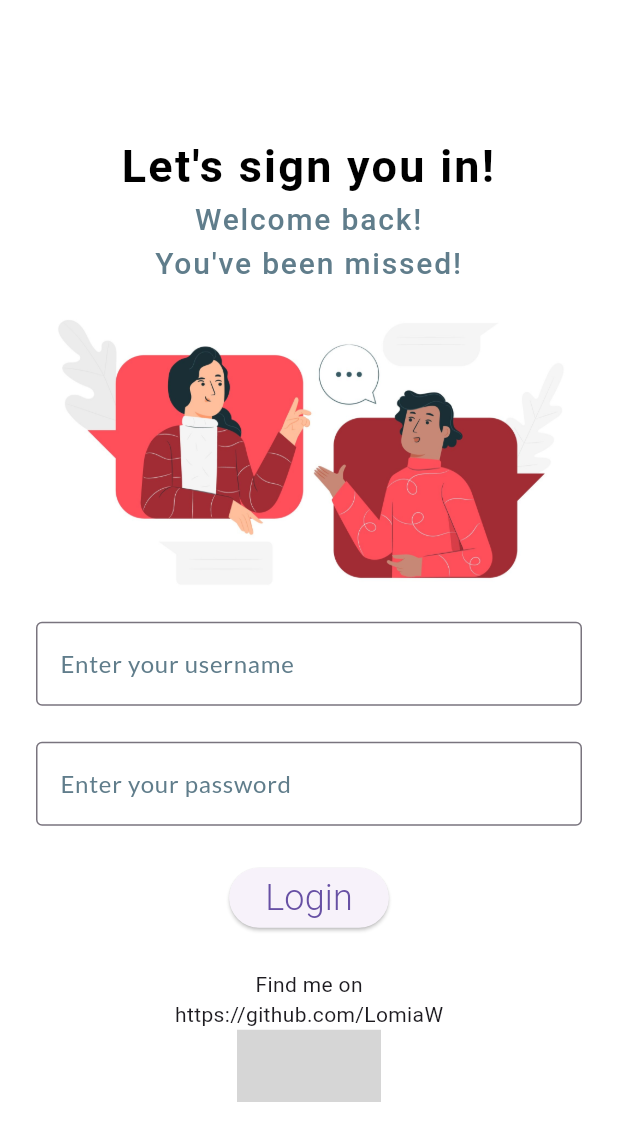
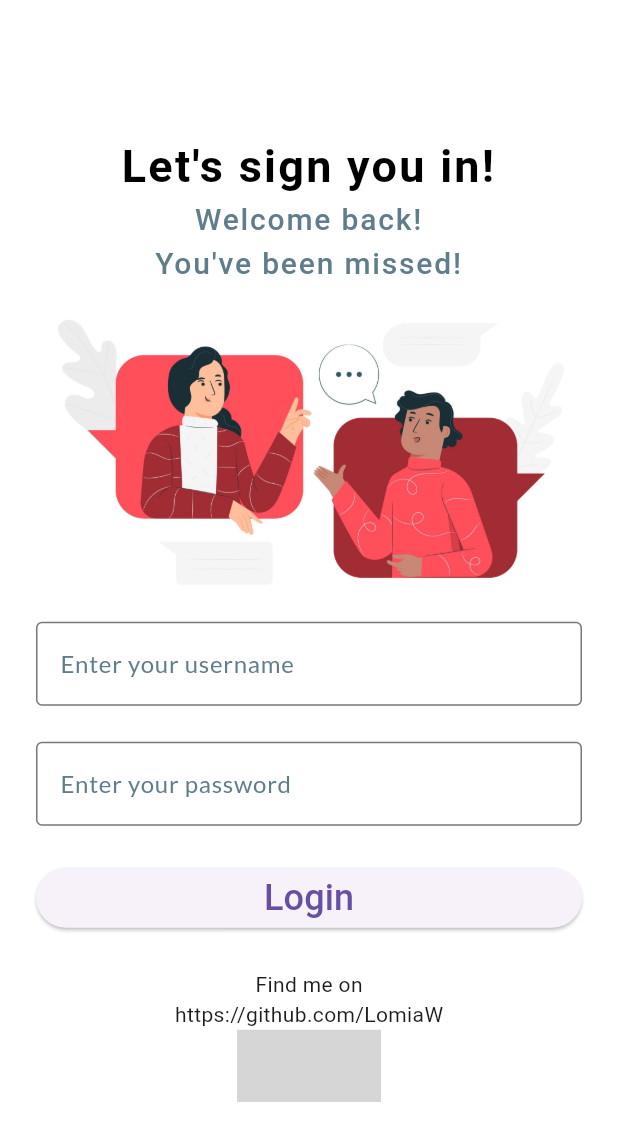
Before and after one commit to LomiaW/my_chat_app, a Flutter app: the screen it shows after launch, on a phone screen of 412 x 824 dp. Shown: the top 1141 px of the screen. Run offline on Flutter 3.47's test engine with Material 3 defaults, Android fonts, the phone set to English and light mode, and no system bars; our stand-ins replace google_fonts, shared_preferences; missing offline and left inert: social_media_buttons; grey boxes are pictures that could not be loaded.

Commit message:
updated responsive UI design

```diff
--- a/lib/login_page.dart
+++ b/lib/login_page.dart
@@ -1,6 +1,8 @@
 import 'package:flutter/material.dart';
+import 'package:my_chat_app/services/auth_service.dart';
 import 'package:my_chat_app/utils/spaces.dart';
 import 'package:my_chat_app/widgets/login_text_field.dart';
+import 'package:provider/provider.dart';
 import 'package:url_launcher/url_launcher.dart';
 import 'package:social_media_buttons/social_media_buttons.dart';
 
@@ -13,26 +15,20 @@ class LoginPage extends StatelessWidget {
 
   LoginPage({super.key});
 
-  void loginUser(context) {
+  Future<void> loginUser(BuildContext context) async {
     if (_formKey.currentState != null && _formKey.currentState!.validate()) {
+      context.read<AuthService>().loginUser(usernameController.text);
+
       // Navigate to ChatPage on successful login
       Navigator.pushReplacementNamed(context, '/chat',
-        arguments: usernameController.text
-      );
+          arguments: usernameController.text);
     } else {
       throw Exception("Login failed!");
     }
   }
 
-  @override
-  Widget build(BuildContext context) {
-    return Scaffold(
-      backgroundColor: Colors.white,
-      body: Padding(
-        padding: const EdgeInsets.all(24.0),
-        child: Column(
-          mainAxisAlignment: MainAxisAlignment.center,
-          crossAxisAlignment: CrossAxisAlignment.center,
+  Widget _buildHeader(context) {
+    return Column(
       children: [
         const Text('Let\'s sign you in!',
             textAlign: TextAlign.center,
@@ -40,9 +36,7 @@ class LoginPage extends StatelessWidget {
                 fontSize: 30,
                 color: Colors.black,
                 fontWeight: FontWeight.bold,
-                letterSpacing: 1.5
-              )
-            ),
+                letterSpacing: 1.5)),
         const Text(
           'Welcome back!\nYou\'ve been missed!',
           textAlign: TextAlign.center,
@@ -50,8 +44,7 @@ class LoginPage extends StatelessWidget {
               fontSize: 20,
               color: Colors.blueGrey,
               fontWeight: FontWeight.w500,
-                letterSpacing: 1.2
-              ),
+              letterSpacing: 1.2),
         ),
         verticalSpacing(12),
         Container(
@@ -65,6 +58,15 @@ class LoginPage extends StatelessWidget {
           ),
         ),
         verticalSpacing(12),
+      ],
+    );
+  }
+
+  Widget _buildForm(context) {
+    return Column(
+      mainAxisAlignment: MainAxisAlignment.center,
+      crossAxisAlignment: CrossAxisAlignment.stretch,
+      children: [
         Form(
           key: _formKey,
           child: Column(
@@ -92,17 +94,22 @@ class LoginPage extends StatelessWidget {
         ),
         verticalSpacing(24),
         ElevatedButton(
-              onPressed: () {
+          onPressed: () async {
             loginUser(context);
           },
           child: const Text('Login',
               style: TextStyle(
                 fontSize: 24,
-                  fontWeight: FontWeight.w300,
-                )
+                fontWeight: FontWeight.w500,
+              )),
         ),
+      ],
+    );
+  }
 
-            ),
+  Widget _buildFooter() {
+    return Column(
+      children: [
         verticalSpacing(24),
         GestureDetector(
           onTap: () async {
@@ -123,9 +130,48 @@ class LoginPage extends StatelessWidget {
             SocialMediaButton.github(url: _mainUrl),
             SocialMediaButton.linkedin(url: _linkedinUrl),
           ],
-            )
+        ),
+      ],
+    );
+  }
+
+  @override
+  Widget build(BuildContext context) {
+    return Scaffold(
+      backgroundColor: Colors.white,
+      body: Padding(
+        padding: const EdgeInsets.all(24.0),
+        child: LayoutBuilder(builder: (context, BoxConstraints constraints) {
+          if (constraints.maxWidth > 1000) {
+            // Render web layout
+            return Row(
+              children: [
+                const Spacer(flex: 1,),
+                Expanded(
+                  child: Column(
+                    mainAxisAlignment: MainAxisAlignment.center,
+                    children: [
+                      _buildHeader(context),
+                      _buildFooter(),
                     ],
                   ),
+                ),
+                const Spacer(flex: 1,),
+                Expanded(child: _buildForm(context)),
+                const Spacer(flex: 1,),
+              ],
+            );
+          }
+          return Column(
+            mainAxisAlignment: MainAxisAlignment.center,
+            crossAxisAlignment: CrossAxisAlignment.center,
+            children: [
+              _buildHeader(context),
+              _buildForm(context),
+              _buildFooter(),
+            ],
+          );
+        }),
       ),
     );
   }
--- a/lib/main.dart
+++ b/lib/main.dart
@@ -1,11 +1,18 @@
 import 'package:flutter/material.dart';
+import 'package:my_chat_app/services/auth_service.dart';
 import 'package:my_chat_app/utils/brand_color.dart';
+import 'package:provider/provider.dart';
 import 'chat_page.dart';
 import 'login_page.dart';
 
 
-void main() {
-  runApp(const MyApp());
+void main() async {
+  WidgetsFlutterBinding.ensureInitialized();
+  await AuthService.init();
+  runApp(ChangeNotifierProvider(
+    create: (BuildContext context) => AuthService(),
+    child: const MyApp(),
+  ));
 }
 
 class MyApp extends StatelessWidget {
@@ -22,7 +29,19 @@ class MyApp extends StatelessWidget {
           foregroundColor: Colors.black,
         )
       ),
-      home: LoginPage(),
+      home: FutureBuilder<bool>(
+        future: context.read<AuthService>().isLoggedIn(),
+        builder: (context, AsyncSnapshot<bool> snapshot) {
+          if (snapshot.connectionState == ConnectionState.done) {
+            if (snapshot.hasData && snapshot.data!) {
+              return ChatPage();
+            } else {
+              return LoginPage();
+            }
+          }
+          return const CircularProgressIndicator();
+        },
+      ),
       routes: {
         '/chat': (context) => ChatPage(),
       },
--- a/pubspec.yaml
+++ b/pubspec.yaml
@@ -41,6 +41,8 @@ dependencies:
   json_annotation: ^4.8.0
   envied: ^0.5.3
   http: any
+  provider: ^6.1.1
+  shared_preferences: ^2.2.2
 
 dev_dependencies:
   flutter_test:
```
Also changed, not shown: lib/chat_page.dart (+14 -9 lines), lib/services/auth_service.dart (added, +36 -0 lines), lib/widgets/chat_bubble.dart (+14 -15 lines), lib/widgets/chat_input.dart (+6 -2 lines), pubspec.lock, 1 other file. Lines whose indentation alone changed are shown as unchanged.
